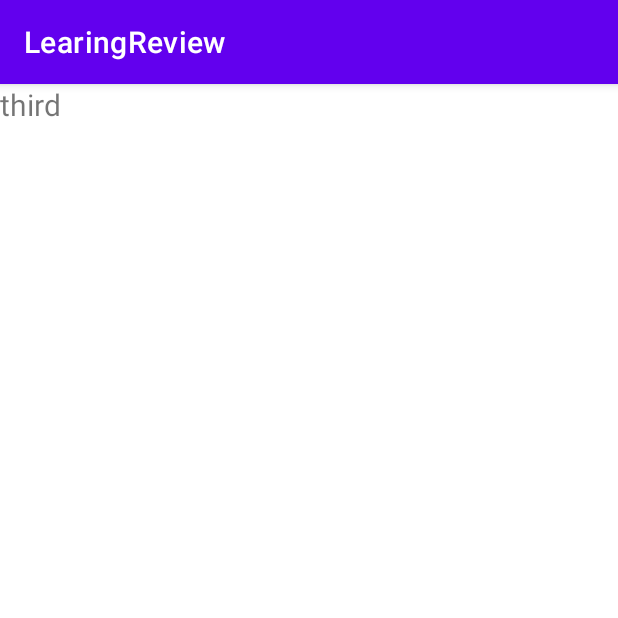
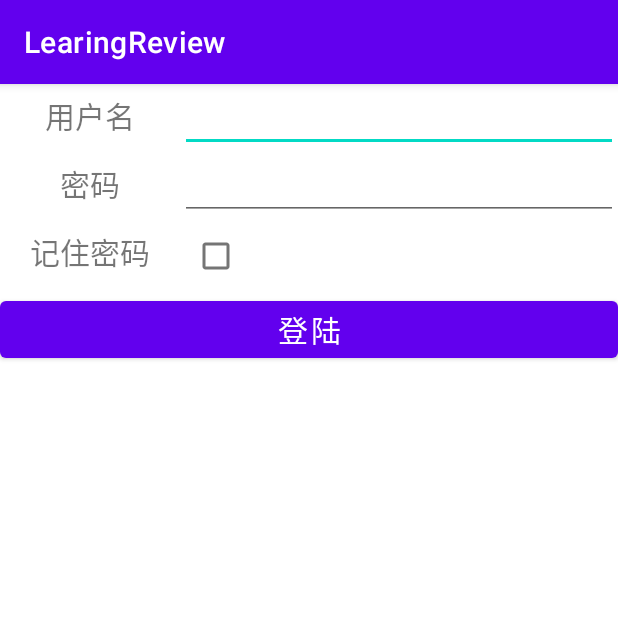
Before and after one commit to dqpbytance/LearningReview, an Android app: the fragment SaveFragment shown on its own in the app's theme, on a phone screen of 412 x 824 dp, the top half of it. Run offline under Robolectric (Android 15) with nearby library versions, the phone set to English and light mode, and no system bars.

Commit message:
implement third fragment use sharepreference,

```diff
--- a/app/src/main/java/com/example/learingreview/Fragment/SaveFragment.java
+++ b/app/src/main/java/com/example/learingreview/Fragment/SaveFragment.java
@@ -1,23 +1,77 @@
 package com.example.learingreview.Fragment;
 
+import android.content.Intent;
+import android.content.SharedPreferences;
 import android.os.Bundle;
+import android.preference.PreferenceManager;
 import android.util.Log;
 import android.view.LayoutInflater;
 import android.view.View;
 import android.view.ViewGroup;
+import android.widget.Button;
+import android.widget.CheckBox;
+import android.widget.EditText;
+import android.widget.TextView;
+import android.widget.Toast;
 
+import androidx.annotation.NonNull;
+import androidx.annotation.Nullable;
 import androidx.fragment.app.Fragment;
 
 import com.example.learingreview.R;
+import com.example.learingreview.SuccessLogin;
 
 public class SaveFragment extends Fragment {
+    private EditText et_name,et_passwd;
+    private Button btn_login;
+    private CheckBox checkBox;
+    private View view;
+    private SharedPreferences sharedPreferences;
+    private SharedPreferences.Editor editor;
     public View onCreateView( LayoutInflater inflater, ViewGroup container,  Bundle savedInstanceState) {
-        View view =inflater.inflate(R.layout.fragment_save,container,false);
+        view =inflater.inflate(R.layout.fragment_save,container,false);
+        et_name=view.findViewById(R.id.et_name);
+        et_passwd=view.findViewById(R.id.et_passwd);
+        btn_login=view.findViewById(R.id.login_btn);
+        checkBox=view.findViewById(R.id.remember);
+        sharedPreferences= PreferenceManager.getDefaultSharedPreferences(getActivity());
+        editor=sharedPreferences.edit();
+
         return view;
     }
     @Override
     public void onResume() {
         super.onResume();
+        boolean isChencked=sharedPreferences.getBoolean("check",false);
+        if (isChencked){
+            et_name.setText(sharedPreferences.getString("name",""));
+            et_passwd.setText(sharedPreferences.getString("passwd",""));
+            checkBox.setChecked(true);
+        }
+        btn_login.setOnClickListener(new View.OnClickListener() {
+            @Override
+            public void onClick(View v) {
+                if("admin".equals(et_name.getText().toString())&&"123456".equals(et_passwd.getText().toString())){
+                    if(checkBox.isChecked()){
+                        editor.putString("name","admin");
+                        editor.putString("passwd","123456");
+                        editor.putBoolean("check",true);
+                    }else {
+                        editor.clear();
+                    }
+                    editor.apply();
+                    Intent intent=new Intent(getActivity(), SuccessLogin.class);
+                    startActivity(intent);
+                }else {
+                    Toast.makeText(getActivity(),"账号密码错误",Toast.LENGTH_SHORT).show();
+                }
+            }
+        });
         System.out.println(getClass().toString());
     }
+
+    @Override
+    public void onViewCreated( View view, Bundle savedInstanceState) {
+        super.onViewCreated(view, savedInstanceState);
+    }
 }
--- a/app/src/main/res/layout/fragment_save.xml
+++ b/app/src/main/res/layout/fragment_save.xml
@@ -1,13 +1,61 @@
 <?xml version="1.0" encoding="utf-8"?>
 <LinearLayout xmlns:android="http://schemas.android.com/apk/res/android"
-    android:orientation="vertical"
     android:layout_width="match_parent"
-    android:layout_height="match_parent">
+    android:layout_height="match_parent"
+    android:orientation="vertical">
 
-    <TextView
-        android:id="@+id/tv_third"
+    <LinearLayout
+        android:layout_width="match_parent"
+        android:layout_height="wrap_content">
+        <TextView
+            android:layout_width="120dp"
+            android:layout_height="wrap_content"
+            android:text="用户名"
+            android:textSize="20sp"
+            android:padding="5dp"
+            android:gravity="center"/>
+        <EditText
+            android:id="@+id/et_name"
+            android:layout_width="0dp"
+            android:layout_height="wrap_content"
+            android:layout_weight="1"/>
+    </LinearLayout>
+    <LinearLayout
+        android:layout_width="match_parent"
+        android:layout_height="wrap_content">
+        <TextView
+            android:layout_width="120dp"
+            android:layout_height="wrap_content"
+            android:text="密码"
+            android:textSize="20sp"
+            android:padding="5dp"
+            android:gravity="center"/>
+        <EditText
+            android:id="@+id/et_passwd"
+            android:layout_width="0dp"
+            android:layout_height="wrap_content"
+            android:layout_weight="1"/>
+    </LinearLayout>
+    <LinearLayout
         android:layout_width="match_parent"
         android:layout_height="wrap_content"
-        android:text="third"
-        android:textSize="20sp"/>
+        android:orientation="horizontal">
+        <TextView
+            android:layout_width="120dp"
+            android:layout_height="wrap_content"
+            android:text="记住密码"
+            android:textSize="20sp"
+            android:padding="5dp"
+            android:gravity="center"/>
+        <CheckBox
+            android:id="@+id/remember"
+            android:layout_width="wrap_content"
+            android:layout_height="wrap_content" />
+    </LinearLayout>
+    <Button
+        android:id="@+id/login_btn"
+        android:layout_width="match_parent"
+        android:layout_height="wrap_content"
+        android:textSize="20sp"
+        android:text="登陆"/>
 </LinearLayout>
```
Also changed, not shown: app/src/main/AndroidManifest.xml (+5 -4 lines), app/src/main/java/com/example/learingreview/SuccessLogin.java (added, +14 -0 lines), app/src/main/res/layout/activity_success_login.xml (added, +17 -0 lines).
